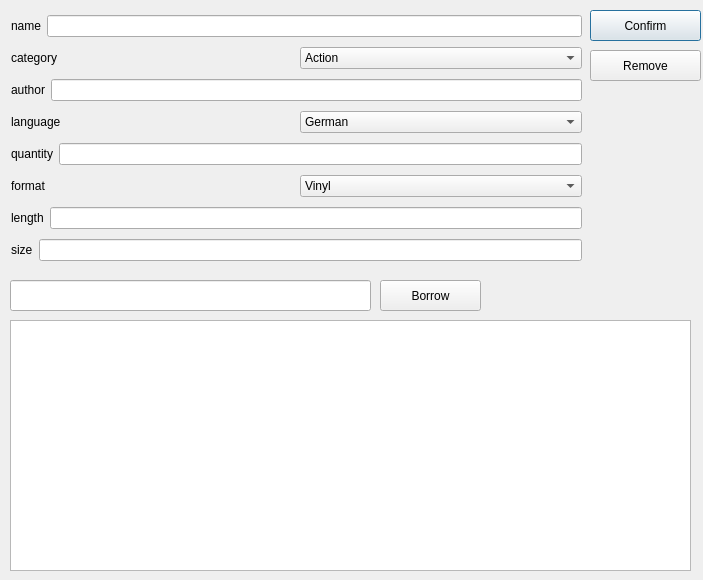
concat1911/LibraryManager, file cdsdialog.ui: the form before one commit.
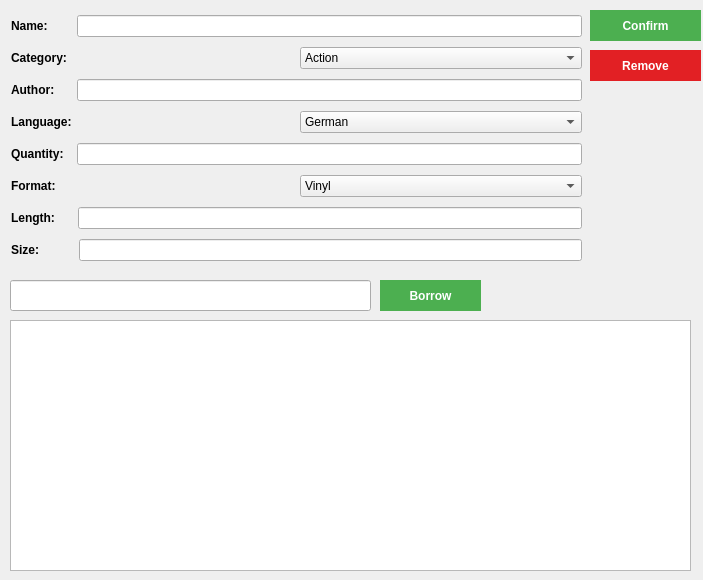
The form after the commit. Icons and pictures are not drawn.

```diff
--- a/cdsdialog.ui
+++ b/cdsdialog.ui
@@ -13,6 +13,34 @@
   <property name="windowTitle">
    <string>Dialog</string>
   </property>
+  <property name="styleSheet">
+   <string notr="true">#borrowInput, #pushButton{
+ 	background-color: #4CAF50; 
+ 	border: none;
+  	color: white;
+  	text-align: center;
+  	text-decoration: none;
+	font-weight: bold;
+}
+
+#CDsDialog{
+	border-image: url(:/images/assets/dialog_BG.jpg);
+}
+
+#removeBtn{
+ 	background-color: rgb(226, 32, 36); 
+ 	border: none;
+  	color: white;
+  	text-align: center;
+  	text-decoration: none;
+	font-weight: bold;
+}
+
+QLabel{
+	font-weight: bold;
+}
+</string>
+  </property>
   <widget class="QPushButton" name="pushButton">
    <property name="geometry">
     <rect>
@@ -106,7 +134,7 @@
       <item>
        <widget class="QLabel" name="label_2">
         <property name="text">
-         <string>name</string>
+         <string>Name:       </string>
         </property>
        </widget>
       </item>
@@ -120,7 +148,7 @@
       <item>
        <widget class="QLabel" name="label_10">
         <property name="text">
-         <string>category</string>
+         <string>Category:</string>
         </property>
        </widget>
       </item>
@@ -250,7 +278,7 @@
       <item>
        <widget class="QLabel" name="label_11">
         <property name="text">
-         <string>author</string>
+         <string>Author:     </string>
         </property>
        </widget>
       </item>
@@ -264,7 +292,7 @@
       <item>
        <widget class="QLabel" name="label_12">
         <property name="text">
-         <string>language</string>
+         <string>Language:</string>
         </property>
        </widget>
       </item>
@@ -314,7 +342,7 @@
       <item>
        <widget class="QLabel" name="label_13">
         <property name="text">
-         <string>quantity</string>
+         <string>Quantity:  </string>
         </property>
        </widget>
       </item>
@@ -328,7 +356,7 @@
       <item>
        <widget class="QLabel" name="label_14">
         <property name="text">
-         <string>format</string>
+         <string>Format:</string>
         </property>
        </widget>
       </item>
@@ -408,7 +436,7 @@
       <item>
        <widget class="QLabel" name="label_15">
         <property name="text">
-         <string>length</string>
+         <string>Length:     </string>
         </property>
        </widget>
       </item>
@@ -422,7 +450,7 @@
       <item>
        <widget class="QLabel" name="label_16">
         <property name="text">
-         <string>size</string>
+         <string>Size:          </string>
         </property>
        </widget>
       </item>
```
Left out of the diff: 9 changed lines with no effect on the pictures.
